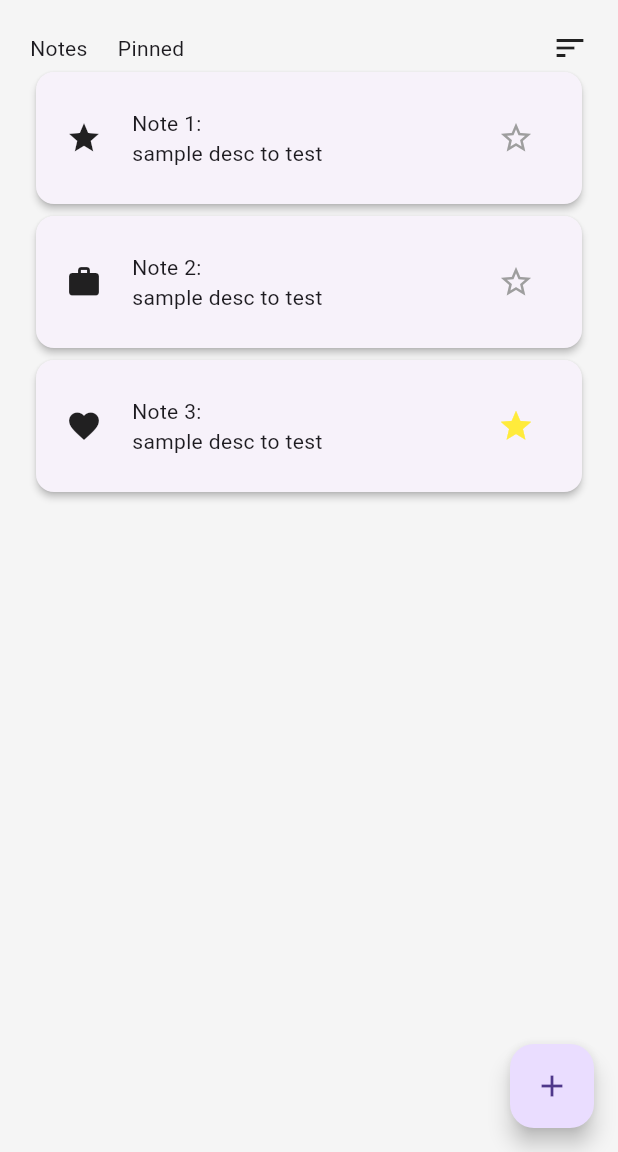
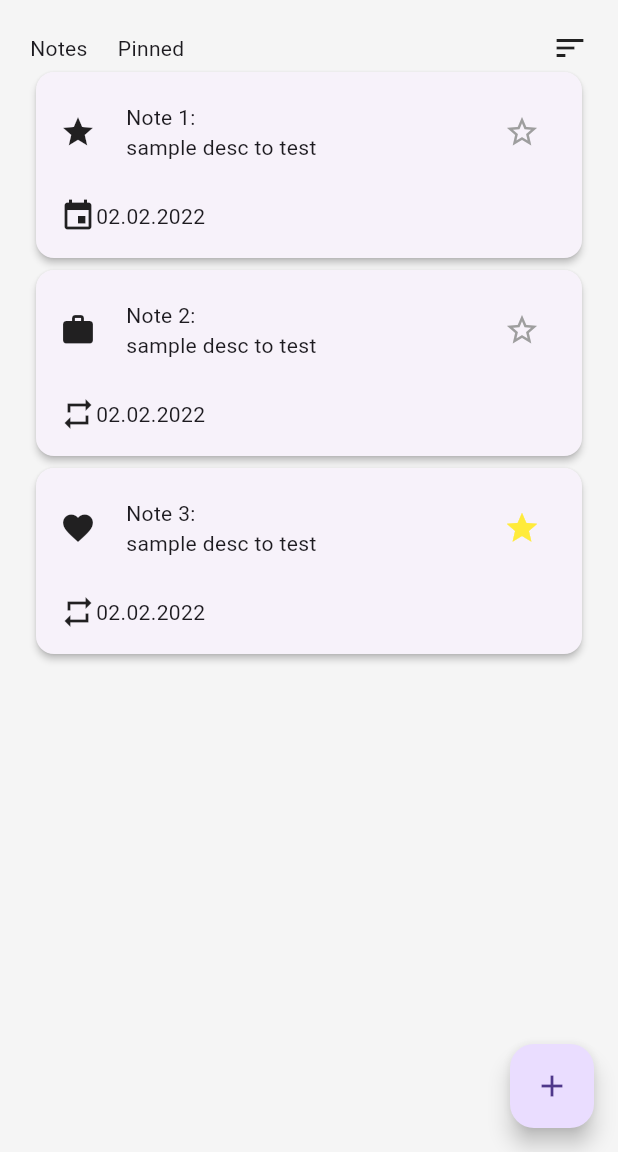
Before and after one commit to Mourad-Dellali/ToDO_List, a Flutter app: the screen it shows after launch, on a phone screen of 412 x 824 dp, the part 84-1236 px from its top. Run offline on Flutter 3.47's test engine with Material 3 defaults, Android fonts, the phone set to English and light mode, and no system bars.

Commit message:
seperated the todotasks into a seperate class, added an isRoutine and a deadline class to the tile class's parameters

```diff
--- a/lib/common/widgets/todo_tile.dart
+++ b/lib/common/widgets/todo_tile.dart
@@ -1,5 +1,6 @@
 import 'package:demo_todo_list/util/constants/available_icons.dart';
 import 'package:demo_todo_list/util/constants/sizes.dart';
+import 'package:demo_todo_list/util/models/is_routine.dart';
 import 'package:flutter/material.dart';
 
 
@@ -11,9 +12,13 @@ final bool starred;
 final bool taskCompleted;
 final Icon? taskIcon;
 final int index;
+final IsRoutine routine;
+final DateTime? deadline;
 final Function(bool,int) starChanged;
   const TodoTile({super.key,
   required this.taskTitle,
+  required this.routine,
+  this.deadline,
   this.starred=false,
   required this.index,
   this.taskCompleted=false,
@@ -31,9 +36,17 @@ final Function(bool,int) starChanged;
     borderRadius: BorderRadius.circular(TSizes.cardRadiusMd),
   ),
 child:
+
 Padding(
-  padding: const EdgeInsets.all(20.0),
-  child: Row(
+  padding: const EdgeInsets.all(16.0),
+  child: Column(
+    spacing: 20,
+    crossAxisAlignment: CrossAxisAlignment.start,
+    children: [
+
+
+
+         Row(
           mainAxisAlignment: MainAxisAlignment.spaceBetween,
           children: [
             Row(
@@ -53,8 +66,22 @@ Padding(
           IconButton(onPressed:() => starChanged(!starred,index), icon: starred ? Icon(Icons.star) :Icon(Icons.star_border) ,
           color: starred ? Colors.yellow : Colors.grey )
           //Checkbox(value: starred, onChanged: onChanged)
-  ],),
+        ,
+        ],
         ),
+
+
+    Row(
+      children: [
+        routine.isRoutine ? Icon(Icons.repeat) : Icon(Icons.event),
+        Text("02.02.2022"),
+
+      ],
+    )
+    ],
+  ),
+),
+
 
         );
   }
--- a/lib/pages/to_do.dart
+++ b/lib/pages/to_do.dart
@@ -2,7 +2,7 @@
 import 'package:demo_todo_list/common/widgets/appbar.dart';
 import 'package:demo_todo_list/common/widgets/createnewtask_dialog.dart';
 import 'package:demo_todo_list/common/widgets/todo_tile.dart';
-import 'package:demo_todo_list/util/constants/todotasks.dart';
+import 'package:demo_todo_list/util/models/todotasks.dart';
 import 'package:flutter/material.dart';
 
 
@@ -60,6 +60,8 @@ void createNewTask () {
                     starred: Todotasks.toDoTasks[index][2],
                     taskCompleted: Todotasks.toDoTasks[index][4],
                     taskIcon: Todotasks.toDoTasks[index][3],
+                    routine: Todotasks.toDoTasks[index][5],
+                    deadline: Todotasks.toDoTasks[index][6],
                     starChanged: (value, index) {
 
         setState(() {
--- a/lib/util/constants/todotasks.dart
+++ /dev/null
@@ -1,12 +0,0 @@
-import 'package:demo_todo_list/util/constants/available_icons.dart';
-import 'package:flutter/material.dart';
-
-
-class Todotasks {
-  Todotasks._();
-  static List toDoTasks= [
-    ["Note 1: ","sample desc to test" ,false,Icon(AvailableIcons.availableIcons[0]),false], // [title,desc,completed,icon,starred]
-    ["Note 2: ","sample desc to test" ,false,Icon(AvailableIcons.availableIcons[2]),true] ,
-    ["Note 3: ","sample desc to test", true,Icon(AvailableIcons.availableIcons[3]),false]// default notes
-  ];
-  }
--- /dev/null
+++ b/lib/util/models/is_routine.dart
@@ -0,0 +1,15 @@
+import 'package:flutter/material.dart';
+
+class IsRoutine {
+
+  final bool isRoutine;
+  final List<int>? daysOfWeek;
+  final int? dayOfMonth;
+  final TimeOfDay? time;
+  IsRoutine({
+    this.isRoutine=false,
+    this.time,
+    this.daysOfWeek,
+    this.dayOfMonth,
+  });
+}
--- /dev/null
+++ b/lib/util/models/todotasks.dart
@@ -0,0 +1,13 @@
+import 'package:demo_todo_list/util/constants/available_icons.dart';
+import 'package:demo_todo_list/util/models/is_routine.dart';
+import 'package:flutter/material.dart';
+
+
+class Todotasks {
+  Todotasks._();
+  static List toDoTasks= [
+    ["Note 1: ","sample desc to test" ,false,Icon(AvailableIcons.availableIcons[0]),false,IsRoutine(),null], // [title,desc,completed,icon,starred,isRoutine,Deadline]
+    ["Note 2: ","sample desc to test" ,false,Icon(AvailableIcons.availableIcons[2]),true,IsRoutine(isRoutine: true),null] ,
+    ["Note 3: ","sample desc to test", true,Icon(AvailableIcons.availableIcons[3]),false,IsRoutine(isRoutine: true),null]// default notes
+  ];
+  }
```
Lines whose indentation alone changed are shown as unchanged.
